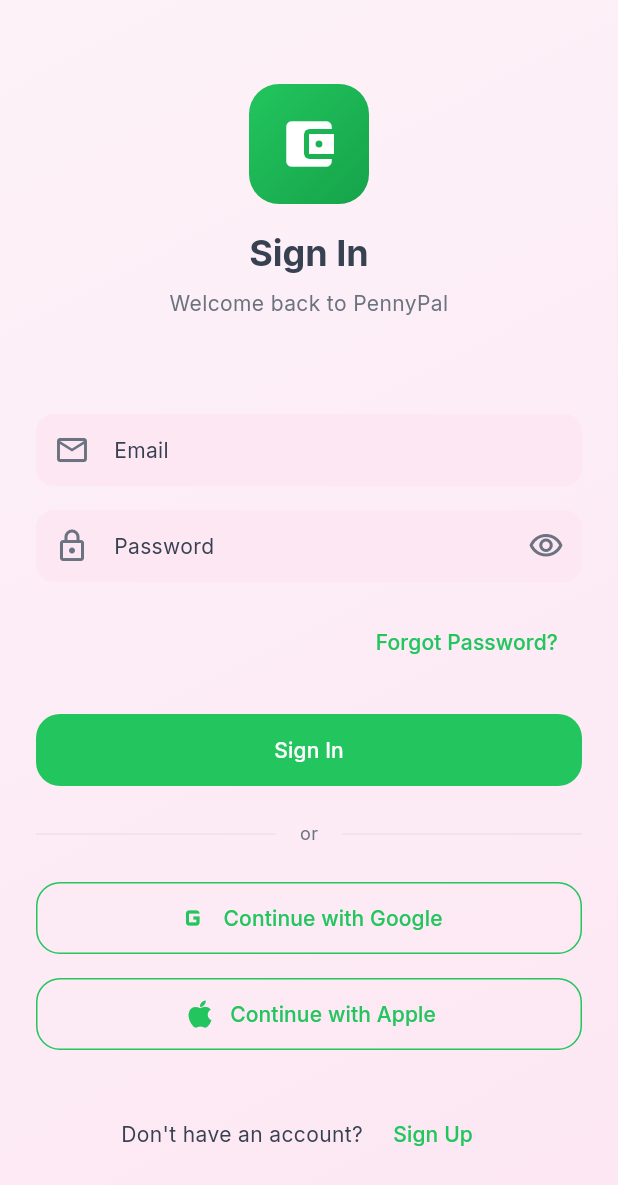
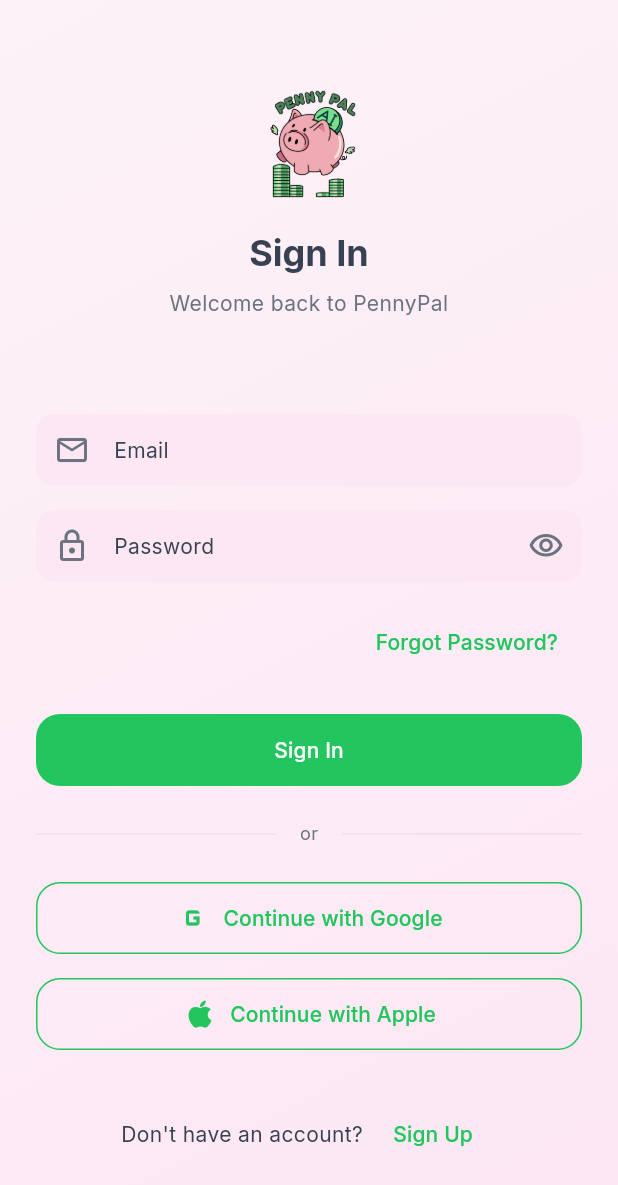
Before and after one commit to PennyPal/Flutter-App, a Flutter app: the screen it shows after launch, after a tap on "Sign In", on a phone screen of 412 x 824 dp. Shown: the top 1185 px of the screen. Run offline on Flutter 3.47's test engine with Material 3 defaults, Android fonts, the phone set to English and light mode, and no system bars; our stand-ins replace flutter_riverpod, go_router, google_fonts, hive_flutter; accounts and stored records are empty; statements that could not run were skipped.

Commit message:
updated pennypal logo and tested running preview of app

```diff
--- a/CursorAI Coding Project/Pennypal/lib/features/auth/presentation/pages/login_page.dart
+++ b/CursorAI Coding Project/Pennypal/lib/features/auth/presentation/pages/login_page.dart
@@ -83,18 +83,10 @@
                 Center(
                   child: Column(
                     children: [
-                      Container(
+                      Image.asset(
+                        'assets/images/pennypal_logo.png',
                         width: 80,
                         height: 80,
-                        decoration: BoxDecoration(
-                          borderRadius: BorderRadius.circular(20),
-                          gradient: AppColors.primaryGradient,
-                        ),
-                        child: const Icon(
-                          Icons.account_balance_wallet,
-                          size: 40,
-                          color: AppColors.onPrimary,
-                        ),
                       ),
                       const SizedBox(height: AppTheme.lg),
                       Text(
--- a/CursorAI Coding Project/Pennypal/lib/features/splash/presentation/pages/splash_page.dart
+++ b/CursorAI Coding Project/Pennypal/lib/features/splash/presentation/pages/splash_page.dart
@@ -78,26 +78,11 @@
                   child: Column(
                     mainAxisAlignment: MainAxisAlignment.center,
                     children: [
-                      // Pig Mascot (placeholder for now)
-                      Container(
+                      // Pig Mascot
+                      Image.asset(
+                        'assets/images/pennypal_logo.png',
                         width: 150,
                         height: 150,
-                        decoration: BoxDecoration(
-                          color: AppColors.secondary,
-                          borderRadius: BorderRadius.circular(75),
-                          boxShadow: [
-                            BoxShadow(
-                              color: AppColors.secondary.withValues(alpha: 0.3),
-                              blurRadius: 20,
-                              offset: const Offset(0, 10),
-                            ),
-                          ],
-                        ),
-                        child: const Icon(
-                          Icons.savings,
-                          size: 80,
-                          color: Colors.white,
-                        ),
                       ),
                       const SizedBox(height: 32),
 
--- a/CursorAI Coding Project/Pennypal/lib/features/welcome/presentation/pages/welcome_page.dart
+++ b/CursorAI Coding Project/Pennypal/lib/features/welcome/presentation/pages/welcome_page.dart
@@ -26,25 +26,10 @@
                 const Spacer(),
 
                 // Pig Mascot
-                Container(
+                Image.asset(
+                  'assets/images/pennypal_logo.png',
                   width: 120,
                   height: 120,
-                  decoration: BoxDecoration(
-                    color: AppColors.secondary,
-                    borderRadius: BorderRadius.circular(60),
-                    boxShadow: [
-                      BoxShadow(
-                        color: AppColors.secondary.withValues(alpha: 0.3),
-                        blurRadius: 15,
-                        offset: const Offset(0, 8),
-                      ),
-                    ],
-                  ),
-                  child: const Icon(
-                    Icons.savings,
-                    size: 60,
-                    color: Colors.white,
-                  ),
                 ),
 
                 const SizedBox(height: AppTheme.xxl),
```
Also changed, not shown: CursorAI Coding Project/Pennypal/assets/images/pennypal_logo.png (added).
